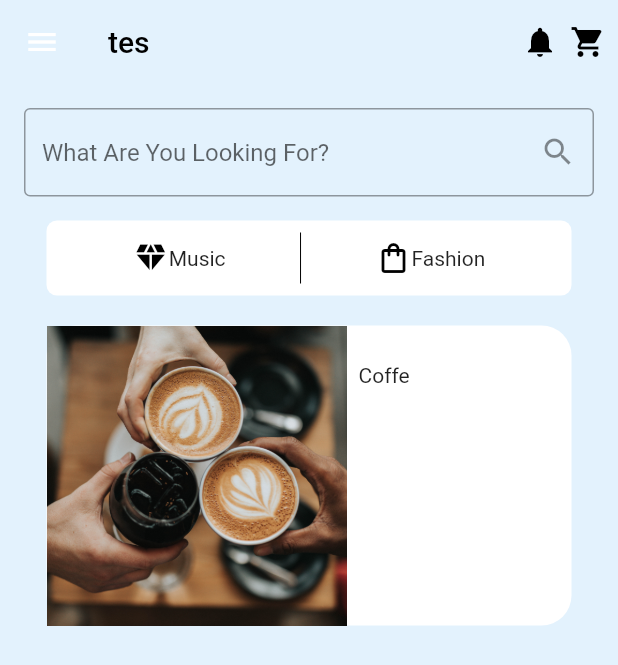
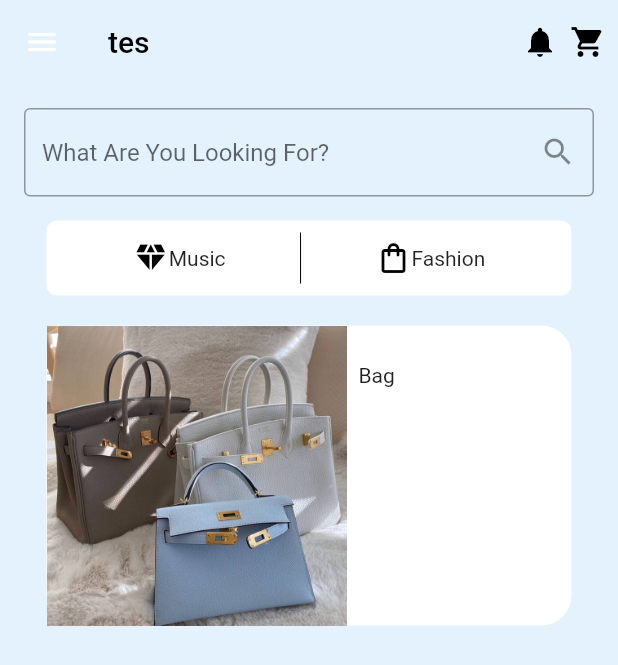
Before and after one commit to ipun0131/uts, a Flutter app: the screen it shows after launch, on a phone screen of 412 x 824 dp. Shown: the top 665 px of the screen. Run offline on Flutter 3.47's test engine with Material 2 defaults, Android fonts, the phone set to English and light mode, and no system bars.

Commit message:
first commit

```diff
--- a/lib/homepage.dart
+++ b/lib/homepage.dart
@@ -142,7 +142,7 @@ class HomePage extends StatelessWidget {
                   width: 200,
                   height: 200,
                   child: Image.asset(
-                    'assets/coffee_2.jpg',
+                    'assets/tas.jpg',
                     fit: BoxFit.cover,
                   ),
                 ),
@@ -150,7 +150,7 @@ class HomePage extends StatelessWidget {
                   width: 8,
                   height: 8,
                 ),
-                const SizedBox(height: 150, width: 100, child: Text('Coffe'))
+                const SizedBox(height: 150, width: 100, child: Text('Bag'))
               ],
             ),
           ),
--- a/pubspec.yaml
+++ b/pubspec.yaml
@@ -58,7 +58,7 @@ flutter:
 
   # To add assets to your application, add an assets section, like this:
   assets:
-    - assets/coffee_2.jpg
+    - assets/tas.jpg
   #   - images/a_dot_ham.jpeg
 
   # An image asset can refer to one or more resolution-specific "variants", see
```
Also changed, not shown: assets/tas.jpg (added).
